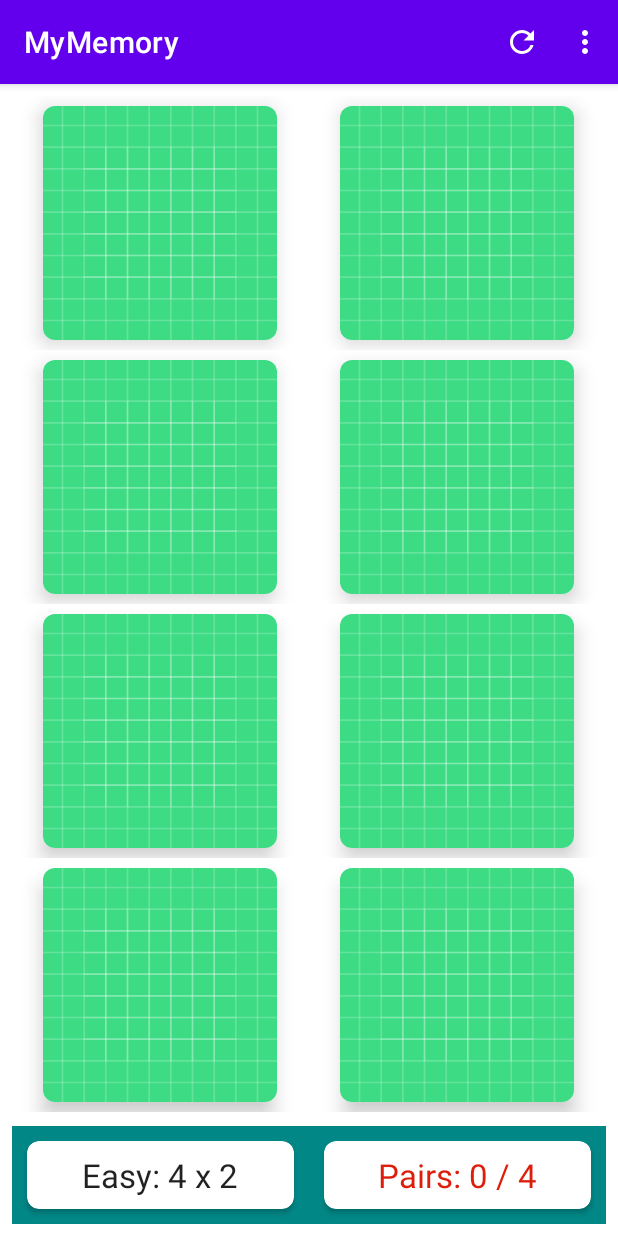
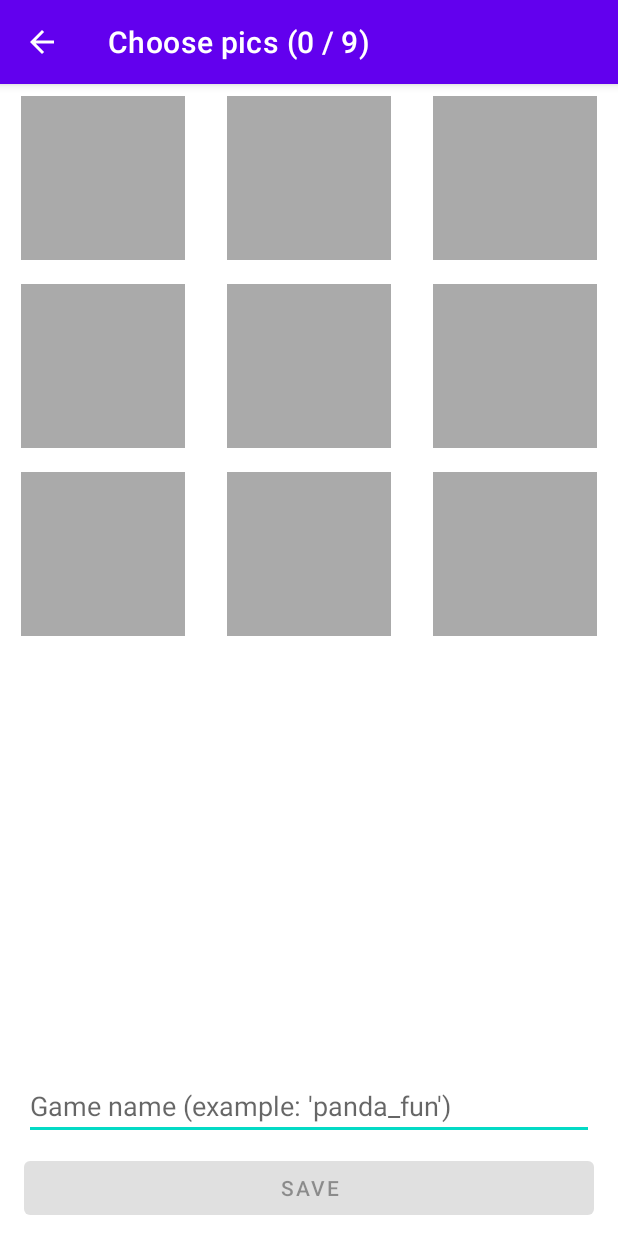
Before and after one commit to ShinJaehun/MyMemory_freeCodeCamp.org, an Android app: the screen it shows after launch (MainActivity before the commit, CreateActivity after it), on a phone screen of 412 x 824 dp. Run offline under Robolectric (Android 15) with nearby library versions, the phone set to English and light mode, and no system bars.

Commit message:
build the image grid in the creation flow

```diff
--- a/app/src/main/java/com/shinjaehun/mymemory/CreateActivity.kt
+++ b/app/src/main/java/com/shinjaehun/mymemory/CreateActivity.kt
@@ -1,24 +1,43 @@
 package com.shinjaehun.mymemory
 
+import android.net.Uri
 import androidx.appcompat.app.AppCompatActivity
 import android.os.Bundle
 import android.view.MenuItem
+import android.widget.Button
+import android.widget.EditText
+import androidx.recyclerview.widget.GridLayoutManager
+import androidx.recyclerview.widget.RecyclerView
 import com.shinjaehun.mymemory.models.BoardSize
 import com.shinjaehun.mymemory.utils.EXTRA_BOARD_SIZE
 
 class CreateActivity : AppCompatActivity() {
 
+    private lateinit var rvImagePicker: RecyclerView
+    private lateinit var etGameName: EditText
+    private lateinit var btnSave: Button
+
     private lateinit var boardSize: BoardSize
     private var numImagesRequired = -1
+
+    private val chosenImageUris = mutableListOf<Uri>()
 
     override fun onCreate(savedInstanceState: Bundle?) {
         super.onCreate(savedInstanceState)
         setContentView(R.layout.activity_create)
 
+        rvImagePicker = findViewById(R.id.rvImagePicker)
+        etGameName = findViewById(R.id.etGameName)
+        btnSave = findViewById(R.id.btnSave)
+
         supportActionBar?.setDisplayHomeAsUpEnabled(true) // 아, 요건 뭐지?
         boardSize = intent.getSerializableExtra(EXTRA_BOARD_SIZE) as BoardSize
         numImagesRequired = boardSize.getNumPairs()
         supportActionBar?.title = "Choose pics (0 / ${numImagesRequired})"
+
+        rvImagePicker.adapter = ImagePickerAdapter(this, chosenImageUris, boardSize)
+        rvImagePicker.setHasFixedSize(true)
+        rvImagePicker.layoutManager = GridLayoutManager(this, boardSize.getWidth())
     }
 
     override fun onOptionsItemSelected(item: MenuItem): Boolean {
--- /dev/null
+++ b/app/src/main/java/com/shinjaehun/mymemory/ImagePickerAdapter.kt
@@ -0,0 +1,54 @@
+package com.shinjaehun.mymemory
+
+import android.content.Context
+import android.net.Uri
+import android.view.LayoutInflater
+import android.view.View
+import android.view.ViewGroup
+import android.widget.ImageView
+import androidx.recyclerview.widget.RecyclerView
+import com.shinjaehun.mymemory.models.BoardSize
+import kotlin.math.min
+
+class ImagePickerAdapter(
+    private val context: Context,
+    private val imageUris: List<Uri>,
+    private val boardSize: BoardSize
+) : RecyclerView.Adapter<ImagePickerAdapter.ViewHolder>() {
+
+    override fun onCreateViewHolder(parent: ViewGroup, viewType: Int): ViewHolder {
+        val view = LayoutInflater.from(context).inflate(R.layout.card_image, parent, false)
+        // image view 사이즈를 boardSize에 맞게 조정
+        val cardWidth = parent.width / boardSize.getWidth()
+        val cardHeight = parent.height / boardSize.getHeight()
+        val cardSideLength = min(cardWidth, cardHeight)
+        val layoutParams = view.findViewById<ImageView>(R.id.ivCustomImage).layoutParams
+        layoutParams.width = cardSideLength
+        layoutParams.height = cardSideLength
+        return ViewHolder(view)
+    }
+
+    override fun onBindViewHolder(holder: ViewHolder, position: Int) {
+        if(position < imageUris.size) {
+            holder.bind(imageUris[position])
+        } else {
+            holder.bind()
+        }
+    }
+
+    override fun getItemCount() = boardSize.getNumPairs()
+
+    inner class ViewHolder(itemView: View) : RecyclerView.ViewHolder(itemView){
+        private val ivCustomImage = itemView.findViewById<ImageView>(R.id.ivCustomImage)
+        fun bind(uri: Uri) {
+            ivCustomImage.setImageURI(uri)
+            ivCustomImage.setOnClickListener(null)
+        }
+
+        fun bind() {
+            ivCustomImage.setOnClickListener {
+
+            }
+        }
+    }
+}
--- a/app/src/main/java/com/shinjaehun/mymemory/MainActivity.kt
+++ b/app/src/main/java/com/shinjaehun/mymemory/MainActivity.kt
@@ -48,6 +48,11 @@ class MainActivity : AppCompatActivity() {
         tvNumMoves = findViewById(R.id.tvNumMoves)
         tvNumPairs = findViewById(R.id.tvNumPairs)
         clRoot = findViewById(R.id.clRoot)
+
+        // create activity 테스트 코드
+        val intent = Intent(this, CreateActivity::class.java)
+        intent.putExtra(EXTRA_BOARD_SIZE, BoardSize.MEDIUM)
+        startActivity(intent)
 
         setupBoard()
     }
@@ -177,7 +182,7 @@ class MainActivity : AppCompatActivity() {
         // actually flip over the card
         if(memoryGame.flipCard(position)){
             Log.i(TAG, "Found a match! Num paris found: ${memoryGame.numPairsFound}")
-            // android에서 color interpolation하는 방법 잘 알아둘 것!
+            // android에서 color interpolation : 카드 뒤집을때마다 tvNumPairs 글자 색깔 바꾸기
             val color = ArgbEvaluator().evaluate(
                 memoryGame.numPairsFound.toFloat() / boardSize.getNumPairs(),
                 ContextCompat.getColor(this, R.color.color_progress_none),
--- a/app/src/main/java/com/shinjaehun/mymemory/models/MemoryGame.kt
+++ b/app/src/main/java/com/shinjaehun/mymemory/models/MemoryGame.kt
@@ -9,8 +9,9 @@ class MemoryGame(private val boardSize: BoardSize){
 
     private var numCardFlips = 0
 
-    private var indexOfSingleSelectedCard: Int? = null;
+    private var indexOfSingleSelectedCard: Int? = null; // 카드를 뒤집지 않은 상태에서는 null
 
+    // 초기화하면서 카드 페어에 맞게 이미지 섞어 선택하고, 두 벌을 다시 섞음. 이미지를 map으로 MemoryCard 생성(이미지 resource id가 MemoryCard의 identifier
     init {
         val chosenImages = DEFAULT_ICONS.shuffled().take(boardSize.getNumPairs())
         val randomizedImages = (chosenImages + chosenImages).shuffled()
--- a/app/src/main/res/layout/activity_create.xml
+++ b/app/src/main/res/layout/activity_create.xml
@@ -37,4 +37,14 @@
         app:layout_constraintBottom_toTopOf="@+id/btnSave"
         app:layout_constraintEnd_toEndOf="parent"
         app:layout_constraintStart_toStartOf="parent" />
+
+    <androidx.recyclerview.widget.RecyclerView
+        android:id="@+id/rvImagePicker"
+        android:layout_width="0dp"
+        android:layout_height="0dp"
+        android:overScrollMode="never"
+        app:layout_constraintBottom_toTopOf="@+id/etGameName"
+        app:layout_constraintEnd_toEndOf="parent"
+        app:layout_constraintStart_toStartOf="parent"
+        app:layout_constraintTop_toTopOf="parent" />
 </androidx.constraintlayout.widget.ConstraintLayout>
--- /dev/null
+++ b/app/src/main/res/layout/card_image.xml
@@ -0,0 +1,18 @@
+<?xml version="1.0" encoding="utf-8"?>
+<LinearLayout xmlns:android="http://schemas.android.com/apk/res/android"
+    xmlns:app="http://schemas.android.com/apk/res-auto"
+    xmlns:tools="http://schemas.android.com/tools"
+    android:layout_width="match_parent"
+    android:layout_height="wrap_content"
+    android:gravity="center"
+    android:orientation="vertical">
+
+    <ImageView
+        android:id="@+id/ivCustomImage"
+        android:layout_width="100dp"
+        android:layout_height="100dp"
+        android:layout_margin="8dp"
+        android:background="@android:color/darker_gray"
+        android:scaleType="centerCrop"
+        tools:srcCompat="@tools:sample/backgrounds/scenic" />
+</LinearLayout>
```
